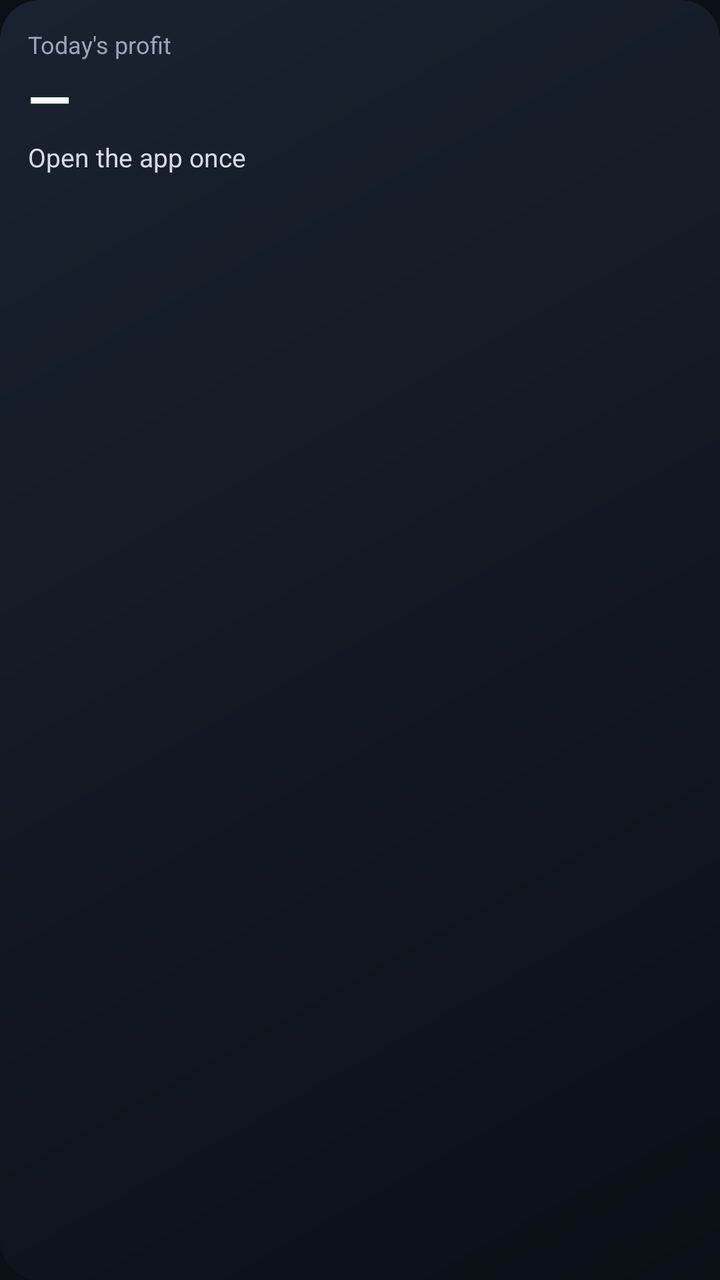
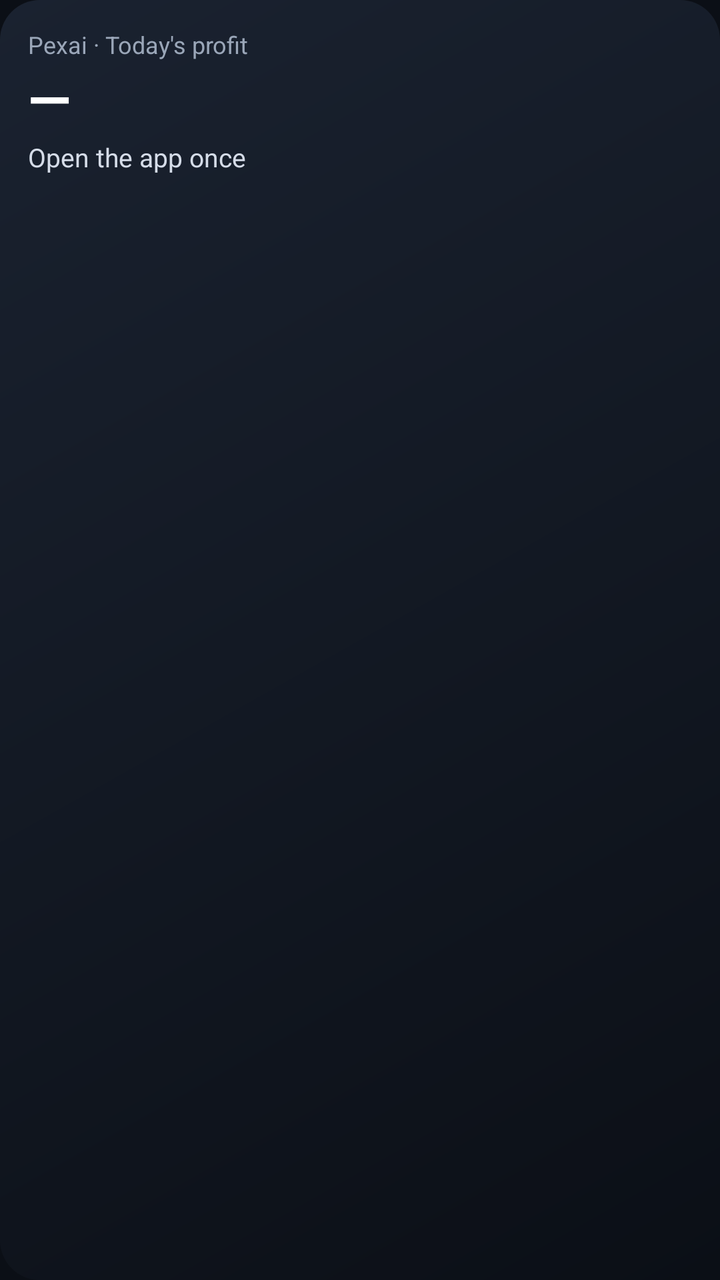

Compare the two renders of this Android layout. The source of the first and the diff that turns it into the second are given below.
<!-- AndroidManifest.xml: application theme AppTheme -->
<!-- res/layout/widget_p2p.xml -->
<?xml version="1.0" encoding="utf-8"?>
<LinearLayout xmlns:android="http://schemas.android.com/apk/res/android"
    android:id="@+id/w_root"
    android:layout_width="match_parent"
    android:layout_height="match_parent"
    android:orientation="vertical"
    android:padding="14dp"
    android:background="@drawable/widget_bg">
    <TextView
        android:id="@+id/w_title"
        android:layout_width="wrap_content"
        android:layout_height="wrap_content"
        android:text="Today's profit"
        android:textColor="#9AA6B8"
        android:textSize="12sp" />
    <TextView
        android:id="@+id/w_profit"
        android:layout_width="wrap_content"
        android:layout_height="wrap_content"
        android:text="—"
        android:textColor="#FFFFFF"
        android:textSize="28sp"
        android:textStyle="bold" />
    <TextView
        android:id="@+id/w_line"
        android:layout_width="wrap_content"
        android:layout_height="wrap_content"
        android:layout_marginTop="2dp"
        android:text="Open the app once"
        android:textColor="#D5DCE8"
        android:textSize="13sp" />
    <TextView
        android:id="@+id/w_alert"
        android:layout_width="wrap_content"
        android:layout_height="wrap_content"
        android:layout_marginTop="4dp"
        android:text=""
        android:textColor="#FFB86B"
        android:textSize="12sp" />
</LinearLayout>
<!-- resources referenced by this layout -->
<resources>
  <!-- drawable widget_bg (drawable) -->
  <?xml version="1.0" encoding="utf-8"?>
  <shape xmlns:android="http://schemas.android.com/apk/res/android" android:shape="rectangle">
      <gradient android:startColor="#1A2230" android:endColor="#0B0F16" android:angle="315" />
      <corners android:radius="20dp" />
  </shape>
  <style name="AppTheme" parent="@android:style/Theme.Material.NoActionBar">
          <item name="android:windowBackground">@color/bg</item>
          <item name="android:statusBarColor">@color/bg</item>
          <item name="android:navigationBarColor">@color/bg</item>
      </style>
  <color name="bg">#0B0F16</color>
</resources>

<!-- the commit's change to res/layout/widget_p2p.xml (unified diff, before → after) -->
@@ -10,7 +10,7 @@
         android:id="@+id/w_title"
         android:layout_width="wrap_content"
         android:layout_height="wrap_content"
-        android:text="Today's profit"
+        android:text="Pexai · Today's profit"
         android:textColor="#9AA6B8"
         android:textSize="12sp" />
     <TextView
